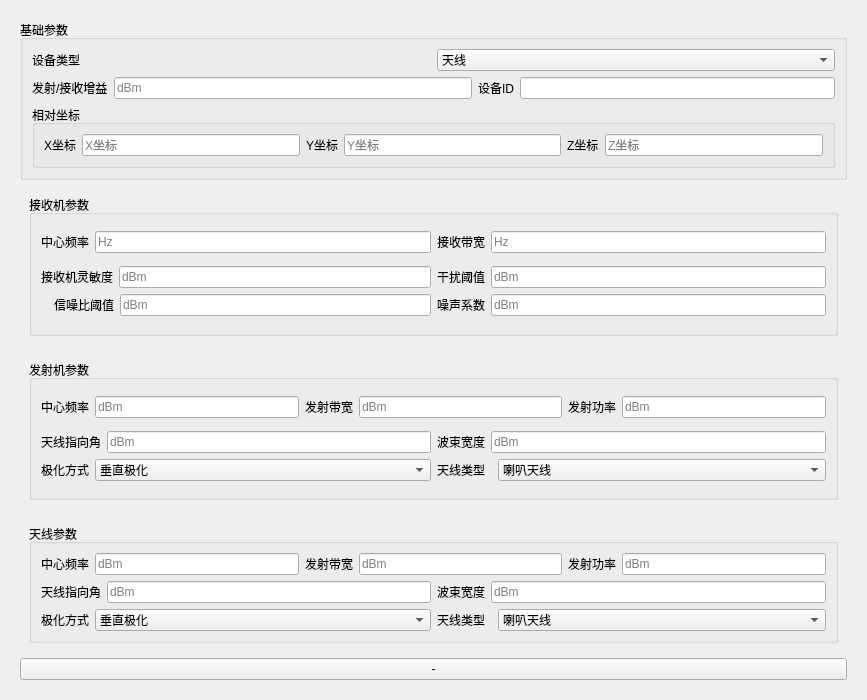
Above: resource/ui/devicewidget.ui from YaHeii/Electromagnetic_Compatibility before the change. Below: the same form after it.
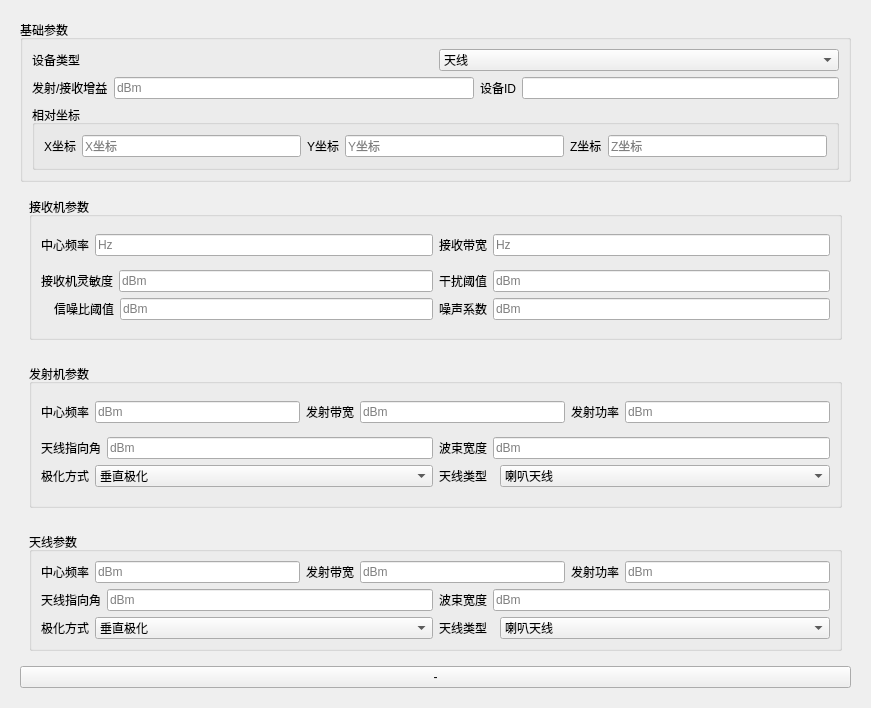
That is the form after the change.

```diff
--- a/resource/ui/devicewidget.ui
+++ b/resource/ui/devicewidget.ui
@@ -6,8 +6,8 @@
    <rect>
     <x>0</x>
     <y>0</y>
-    <width>867</width>
-    <height>700</height>
+    <width>871</width>
+    <height>708</height>
    </rect>
   </property>
   <property name="sizePolicy">
```
